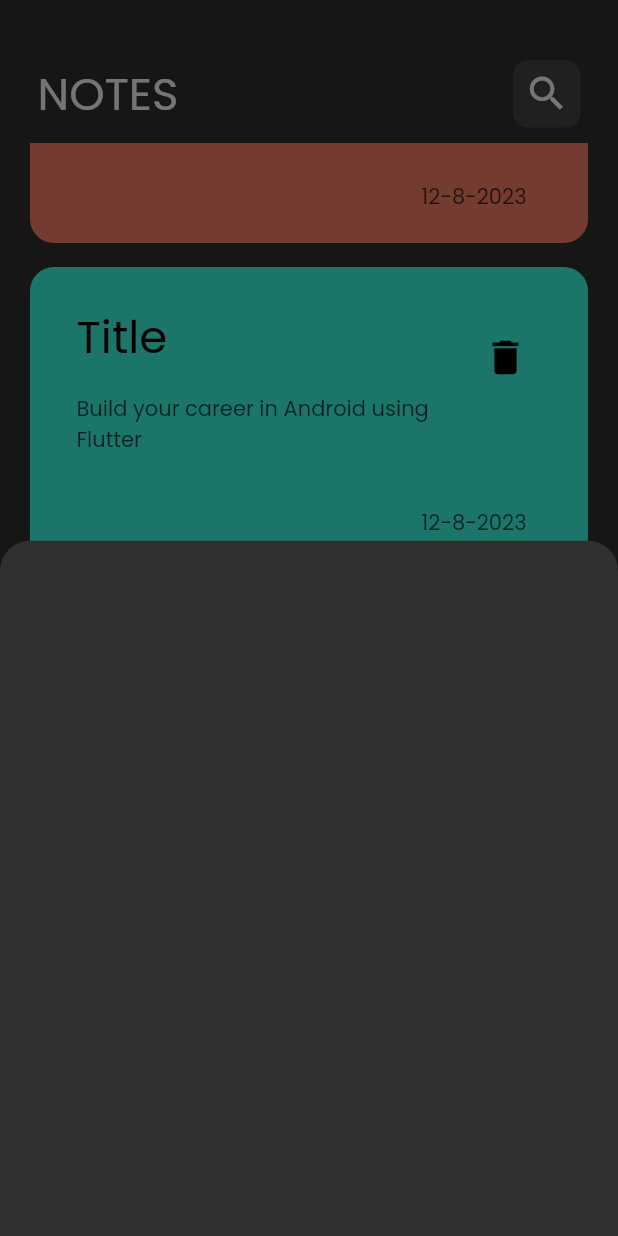
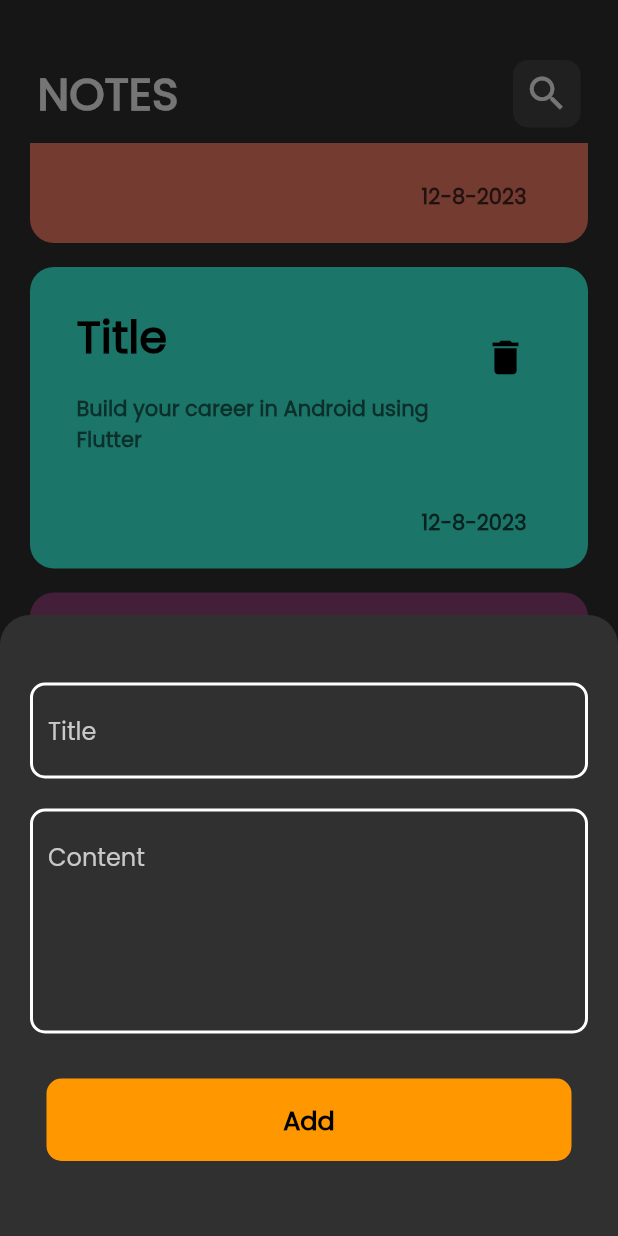
Before and after one commit to MostafaAtef7/notes_app, a Flutter app: the screen it shows after launch, scrolled down 576 dp, after a tap on the "add" icon, on a phone screen of 412 x 824 dp. Run offline on Flutter 3.47's test engine with Material 2 defaults, Android fonts, the phone set to English and light mode, and no system bars.

Commit message:
add textField and Button to bottom sheet

```diff
--- a/lib/components/add_note_button_sheet.dart
+++ b/lib/components/add_note_button_sheet.dart
@@ -1,10 +1,36 @@
 import 'package:flutter/material.dart';
+import 'package:notes_app_12/components/button.dart';
+import 'package:notes_app_12/components/text_field_for_sheet.dart';
 
 class AddNote extends StatelessWidget {
   const AddNote({super.key});
 
   @override
   Widget build(BuildContext context) {
-    return  Container();
+    // SingleChildScrollView => make all child shirnk on the parent and we can not use spacer inside it
+    return const SingleChildScrollView(
+      child: Column(
+        children: [
+          SizedBox(
+            height: 25,
+          ),
+          TextFieldSheet(
+            hint: "Title",
+            maxLines: 1,
+          ),
+          TextFieldSheet(
+            hint: "Content",
+            maxLines: 5,
+          ),
+          SizedBox(
+            height: 30,
+          ),
+          CunstomButton(),
+          SizedBox(
+            height: 50,
+          ),
+        ],
+      ),
+    );
   }
 }
--- /dev/null
+++ b/lib/components/button.dart
@@ -0,0 +1,28 @@
+import 'package:flutter/material.dart';
+
+class CunstomButton extends StatelessWidget {
+  const CunstomButton({super.key});
+
+  @override
+  Widget build(BuildContext context) {
+    return Container(
+      //MediaQuery.of(context).size.width => let us access data of the mobile that the user use like size
+      width: 350,
+      height: 55,
+      decoration: BoxDecoration(
+        borderRadius: BorderRadius.circular(10),
+        color: Colors.orange,
+      ),
+      child: const Center(
+        child: Text(
+          "Add",
+          style: TextStyle(
+            color: Colors.black,
+            fontSize: 17,
+            fontWeight: FontWeight.bold,
+          ),
+        ),
+      ),
+    );
+  }
+}
--- a/lib/components/item_container.dart
+++ b/lib/components/item_container.dart
@@ -1,7 +1,7 @@
 import 'package:flutter/material.dart';
 
 class ItemContainer extends StatelessWidget {
-  const ItemContainer({required this.color,super.key});
+  const ItemContainer({required this.color, super.key});
 
   final Color? color;
   @override
@@ -19,6 +19,7 @@ class ItemContainer extends StatelessWidget {
             style: TextStyle(
               color: Colors.black,
               fontSize: 30,
+              fontWeight: FontWeight.bold,
             ),
           ),
           subtitle: Padding(
@@ -26,7 +27,8 @@ class ItemContainer extends StatelessWidget {
             child: Text(
               "Build your career in Android using Flutter",
               style: TextStyle(
-                color: Colors.black.withOpacity(0.7),
+                color: Colors.black.withOpacity(0.6),
+                fontWeight: FontWeight.bold,
               ),
             ),
           ),
@@ -41,6 +43,7 @@ class ItemContainer extends StatelessWidget {
             "${DateTime.now().day}-${DateTime.now().month}-${DateTime.now().year}",
             style: TextStyle(
               color: Colors.black.withOpacity(0.7),
+              fontWeight: FontWeight.bold,
             ),
           ),
         ),
--- a/lib/components/note_appbar.dart
+++ b/lib/components/note_appbar.dart
@@ -14,6 +14,7 @@ class NoteAppbar extends StatelessWidget {
             "NOTES",
             style: TextStyle(
               fontSize: 30,
+              fontWeight: FontWeight.bold,
             ),
           ),
           Container(
--- /dev/null
+++ b/lib/components/text_field_for_sheet.dart
@@ -0,0 +1,29 @@
+import 'package:flutter/material.dart';
+
+class TextFieldSheet extends StatelessWidget {
+  const TextFieldSheet({required this.hint, super.key, this.maxLines = 1});
+  final String hint;
+  final int maxLines;
+  @override
+  Widget build(BuildContext context) {
+    return Padding(
+      padding: const EdgeInsets.only(left: 20, right: 20, top: 20),
+      child: TextField(
+        maxLines: maxLines,
+        cursorColor: Colors.orange,
+        decoration: InputDecoration(
+            hintText: hint,
+            hintStyle:
+                const TextStyle(color: Color.fromARGB(255, 201, 201, 201)),
+            focusedBorder: OutlineInputBorder(
+              borderRadius: BorderRadius.circular(10),
+              borderSide: const BorderSide(color: Colors.orange, width: 2),
+            ),
+            enabledBorder: OutlineInputBorder(
+              borderRadius: BorderRadius.circular(10),
+              borderSide: const BorderSide(color: Colors.white, width: 2),
+            )),
+      ),
+    );
+  }
+}
```
